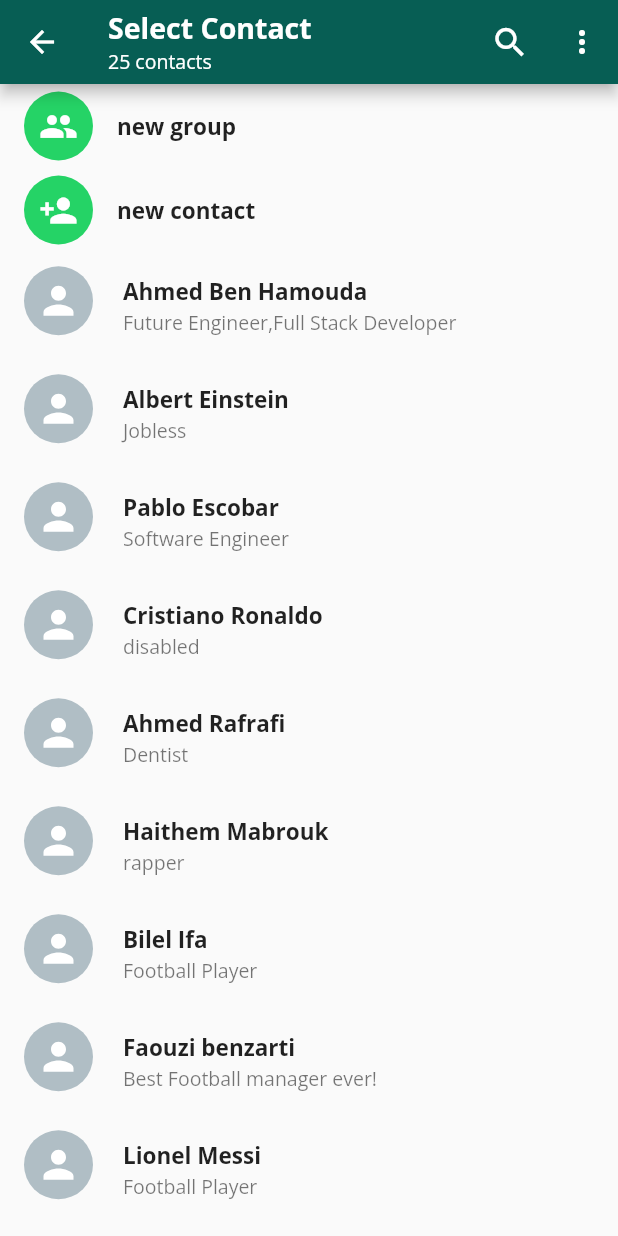
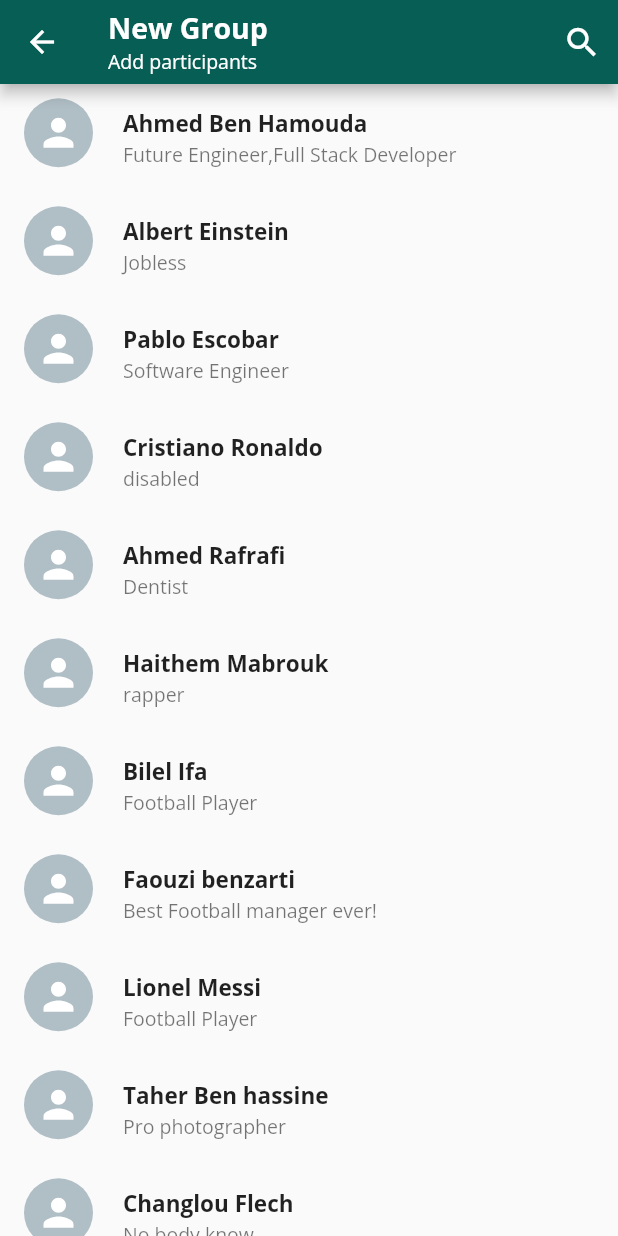
Before and after one commit to ngGenerateUsername/WhatsApp-Clone-Flutter-UI-Front, a Flutter app: the SelectContact screen opened directly, after a tap on "new group", on a phone screen of 412 x 824 dp. Run offline on Flutter 3.47's test engine with Material 2 defaults, Android fonts, the phone set to English and light mode, and no system bars; our stand-ins replace emoji_picker_flutter, flutter_svg.

Commit message:
add new Screen

```diff
--- /dev/null
+++ b/lib/Screens/CreateGroup.dart
@@ -0,0 +1,145 @@
+// ignore_for_file: file_names, unused_import, prefer_const_constructors, avoid_unnecessary_containers, prefer_const_literals_to_create_immutables, unused_field, curly_braces_in_flow_control_structures
+import 'package:flutter/material.dart';
+import 'package:front/Models/ChatModel.dart';
+import 'package:front/components/ContactTile.dart';
+import 'package:front/main.dart';
+import 'package:front/pages/ChatPage.dart';
+
+class CreateGroup extends StatefulWidget {
+  const CreateGroup({Key? key}) : super(key: key);
+
+  @override
+  _CreateGroupState createState() => _CreateGroupState();
+}
+
+class _CreateGroupState extends State<CreateGroup> {
+  // ignore: prefer_final_fields
+  List<ChatModel> _contacts = [
+    ChatModel(
+      name: "Ahmed Ben Hamouda",
+      status: "Future Engineer,Full Stack Developer",
+    ),
+    ChatModel(
+      name: "Albert Einstein",
+      status: "Jobless",
+    ),
+    ChatModel(
+      name: "Pablo Escobar",
+      status: "Software Engineer",
+    ),
+    ChatModel(
+      name: "Cristiano Ronaldo",
+      status: "disabled",
+    ),
+    ChatModel(
+      name: "Ahmed Rafrafi",
+      status: "Dentist",
+    ),
+    ChatModel(
+      name: "Haithem Mabrouk",
+      status: "rapper",
+    ),
+    ChatModel(
+      name: "Bilel Ifa",
+      status: "Football Player",
+    ),
+    ChatModel(
+      name: "Faouzi benzarti",
+      status: "Best Football manager ever!",
+    ),
+    ChatModel(
+      name: "Lionel Messi",
+      status: "Football Player",
+    ),
+    ChatModel(
+      name: "Taher Ben hassine",
+      status: "Pro photographer",
+    ),
+    ChatModel(
+      name: "Changlou Flech",
+      status: "No body know ...",
+    ),
+  ];
+  List<ChatModel> groups = [];
+  @override
+  Widget build(BuildContext context) {
+    //----------------------------
+
+    return Scaffold(
+        appBar: AppBar(
+          title: Column(
+            mainAxisAlignment: MainAxisAlignment.start,
+            crossAxisAlignment: CrossAxisAlignment.start,
+            children: [
+              Text(
+                "New Group",
+                style: TextStyle(
+                  fontSize: 19,
+                  fontWeight: FontWeight.bold,
+                ),
+              ),
+              Text(
+                "Add participants",
+                style: TextStyle(
+                  fontSize: 13,
+                ),
+              ),
+            ],
+          ),
+          actions: [
+            IconButton(
+              onPressed: () {},
+              icon: Icon(
+                Icons.search,
+                size: 26,
+              ),
+            ),
+          ],
+        ),
+        body: ListView.builder(
+          itemCount: _contacts.length,
+          itemBuilder: (context, index) {
+            return InkWell(
+              onTap: () {
+                if (_contacts[index].selected == false) {
+                  setState(() {
+                    _contacts[index].selected = true;
+                    groups.add(_contacts[index]);
+                  });
+                } else {
+                  setState(() {
+                    _contacts[index].selected = false;
+                    groups.remove(_contacts[index]);
+                  });
+                }
+              },
+              child: ContactTile(contacts: _contacts[index]),
+            );
+          },
+        ));
+  }
+
+  Widget primaryCard(String name, IconData icon) {
+    return InkWell(
+      onTap: () => print("inkWell"),
+      child: ListTile(
+        leading: CircleAvatar(
+          radius: 23,
+          child: Icon(
+            icon,
+            size: 26,
+            color: Colors.white,
+          ),
+          backgroundColor: Color(0xFF25D366),
+        ),
+        title: Text(
+          name,
+          style: TextStyle(
+            fontSize: 15,
+            fontWeight: FontWeight.bold,
+          ),
+        ),
+      ),
+    );
+  }
+}
--- a/lib/Screens/SelectContact.dart
+++ b/lib/Screens/SelectContact.dart
@@ -1,6 +1,7 @@
 // ignore_for_file: file_names, unused_import, prefer_const_constructors, avoid_unnecessary_containers, prefer_const_literals_to_create_immutables, unused_field, curly_braces_in_flow_control_structures
 import 'package:flutter/material.dart';
 import 'package:front/Models/ChatModel.dart';
+import 'package:front/Screens/CreateGroup.dart';
 import 'package:front/components/ContactTile.dart';
 import 'package:front/main.dart';
 
@@ -118,9 +119,16 @@ class _SelectContactState extends State<SelectContact> {
           itemCount: _contacts.length + 2,
           itemBuilder: (context, index) {
             if (index == 0)
-              return primaryCard(
+              return InkWell(
+                onTap: () {
+                  Navigator.push(context, MaterialPageRoute(builder: (context) {
+                    return CreateGroup();
+                  }));
+                },
+                child: primaryCard(
                   "new group",
                   Icons.group,
+                ),
               );
             if (index == 1)
               return primaryCard(
@@ -134,9 +142,7 @@ class _SelectContactState extends State<SelectContact> {
   }
 
   Widget primaryCard(String name, IconData icon) {
-    return InkWell(
-      onTap: () => print("inkWell"),
-      child: ListTile(
+    return ListTile(
       leading: CircleAvatar(
         radius: 23,
         child: Icon(
@@ -153,7 +159,6 @@ class _SelectContactState extends State<SelectContact> {
           fontWeight: FontWeight.bold,
         ),
       ),
-      ),
     );
   }
 }
```
Lines whose indentation alone changed are shown as unchanged.
